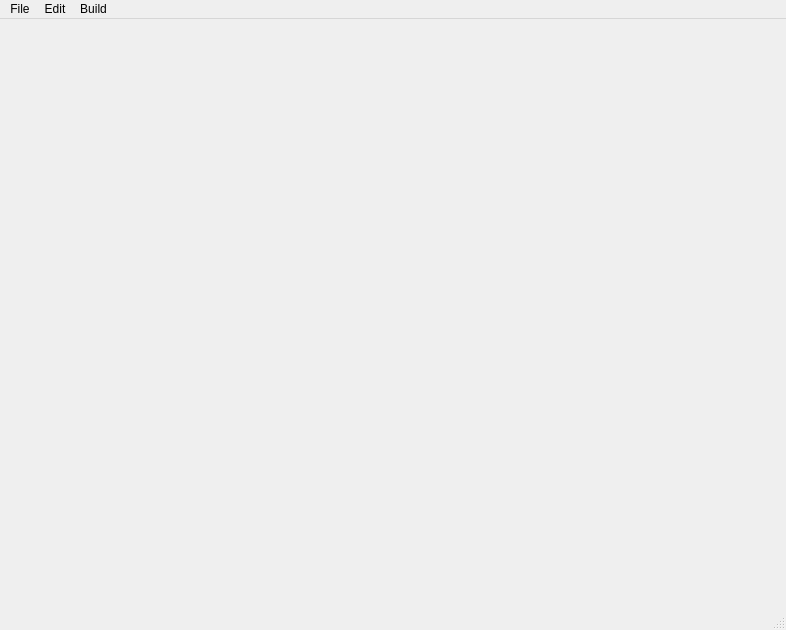
Above: mainwindow.ui from Brandon-Davison/Compiler before the change. Below: the same form after it.
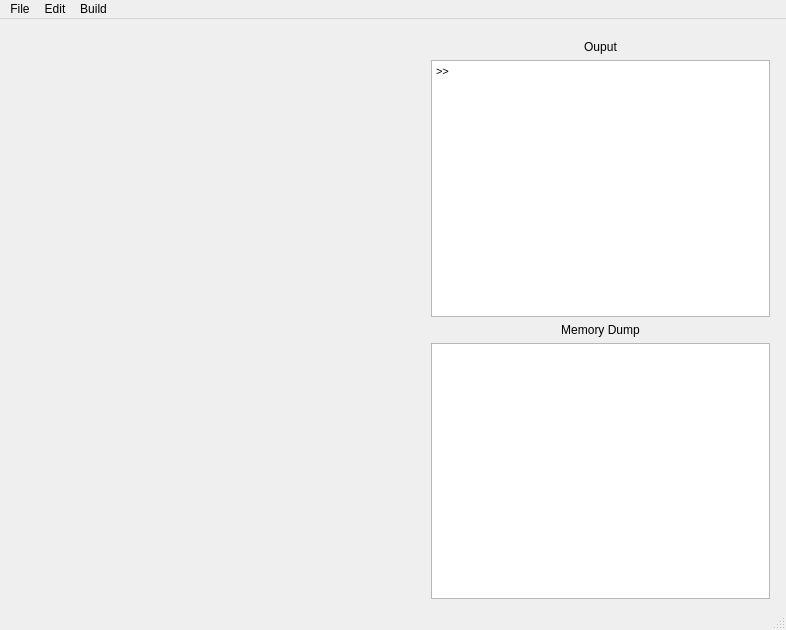
That is the form after the change.

Commit message: Added output and memory dump layouts. Put text editor into vertical layout.

The edit to the form file:
```diff
--- a/mainwindow.ui
+++ b/mainwindow.ui
@@ -13,7 +13,73 @@
   <property name="windowTitle">
    <string>MainWindow</string>
   </property>
-  <widget class="QWidget" name="centralWidget"/>
+  <widget class="QWidget" name="centralWidget">
+   <widget class="QWidget" name="verticalLayoutWidget">
+    <property name="geometry">
+     <rect>
+      <x>0</x>
+      <y>0</y>
+      <width>411</width>
+      <height>601</height>
+     </rect>
+    </property>
+    <layout class="QVBoxLayout" name="verticalLayout"/>
+   </widget>
+   <widget class="QWidget" name="">
+    <property name="geometry">
+     <rect>
+      <x>420</x>
+      <y>10</y>
+      <width>361</width>
+      <height>581</height>
+     </rect>
+    </property>
+    <layout class="QVBoxLayout" name="verticalLayout_2">
+     <item>
+      <widget class="QLabel" name="label">
+       <property name="text">
+        <string>Ouput</string>
+       </property>
+       <property name="alignment">
+        <set>Qt::AlignCenter</set>
+       </property>
+      </widget>
+     </item>
+     <item>
+      <widget class="QTextBrowser" name="textBrowser">
+       <property name="html">
+        <string>&lt;!DOCTYPE HTML PUBLIC &quot;-//W3C//DTD HTML 4.0//EN&quot; &quot;http://www.w3.org/TR/REC-html40/strict.dtd&quot;&gt;
+&lt;html&gt;&lt;head&gt;&lt;meta name=&quot;qrichtext&quot; content=&quot;1&quot; /&gt;&lt;style type=&quot;text/css&quot;&gt;
+p, li { white-space: pre-wrap; }
+&lt;/style&gt;&lt;/head&gt;&lt;body style=&quot; font-family:'MS Shell Dlg 2'; font-size:8.25pt; font-weight:400; font-style:normal;&quot;&gt;
+&lt;p style=&quot; margin-top:0px; margin-bottom:0px; margin-left:0px; margin-right:0px; -qt-block-indent:0; text-indent:0px;&quot;&gt;&amp;gt;&amp;gt;&lt;/p&gt;&lt;/body&gt;&lt;/html&gt;</string>
+       </property>
+      </widget>
+     </item>
+     <item>
+      <widget class="QLabel" name="label_2">
+       <property name="text">
+        <string>Memory Dump</string>
+       </property>
+       <property name="alignment">
+        <set>Qt::AlignCenter</set>
+       </property>
+      </widget>
+     </item>
+     <item>
+      <widget class="QTextBrowser" name="textBrowser_2">
+       <property name="html">
+        <string>&lt;!DOCTYPE HTML PUBLIC &quot;-//W3C//DTD HTML 4.0//EN&quot; &quot;http://www.w3.org/TR/REC-html40/strict.dtd&quot;&gt;
+&lt;html&gt;&lt;head&gt;&lt;meta name=&quot;qrichtext&quot; content=&quot;1&quot; /&gt;&lt;style type=&quot;text/css&quot;&gt;
+p, li { white-space: pre-wrap; }
+&lt;/style&gt;&lt;/head&gt;&lt;body style=&quot; font-family:'MS Shell Dlg 2'; font-size:8.25pt; font-weight:400; font-style:normal;&quot;&gt;
+&lt;p style=&quot;-qt-paragraph-type:empty; margin-top:0px; margin-bottom:0px; margin-left:0px; margin-right:0px; -qt-block-indent:0; text-indent:0px;&quot;&gt;&lt;br /&gt;&lt;/p&gt;&lt;/body&gt;&lt;/html&gt;</string>
+       </property>
+      </widget>
+     </item>
+    </layout>
+   </widget>
+  </widget>
   <widget class="QMenuBar" name="menuBar">
    <property name="geometry">
     <rect>
```
The commit also changes 1 other file.
